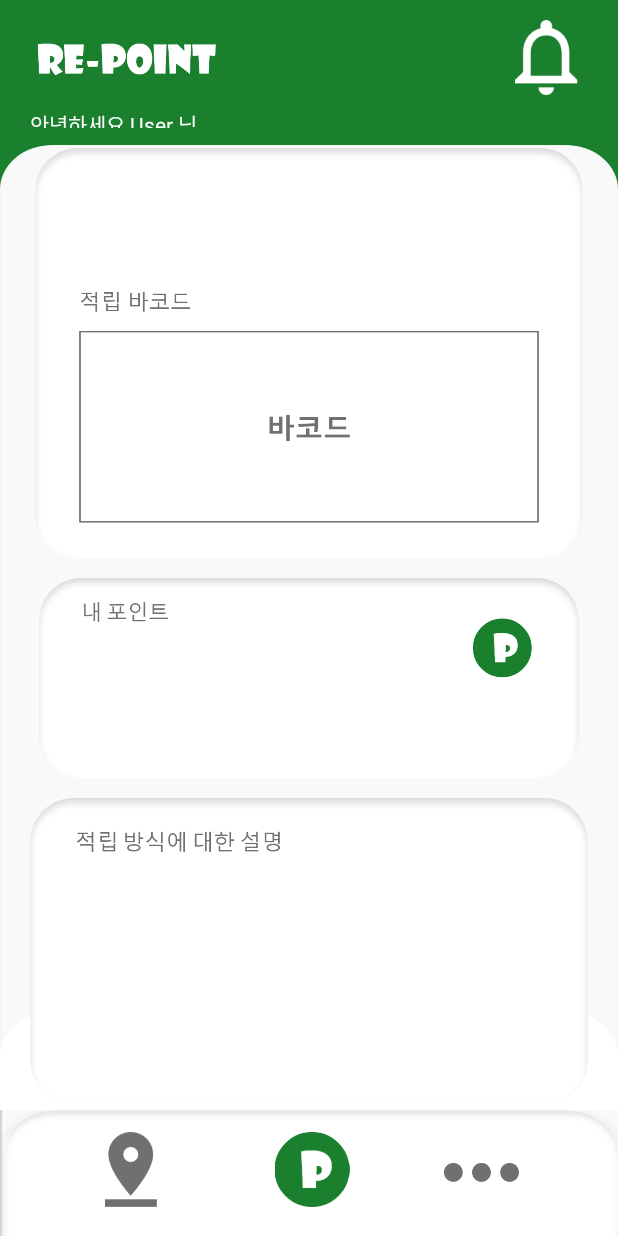
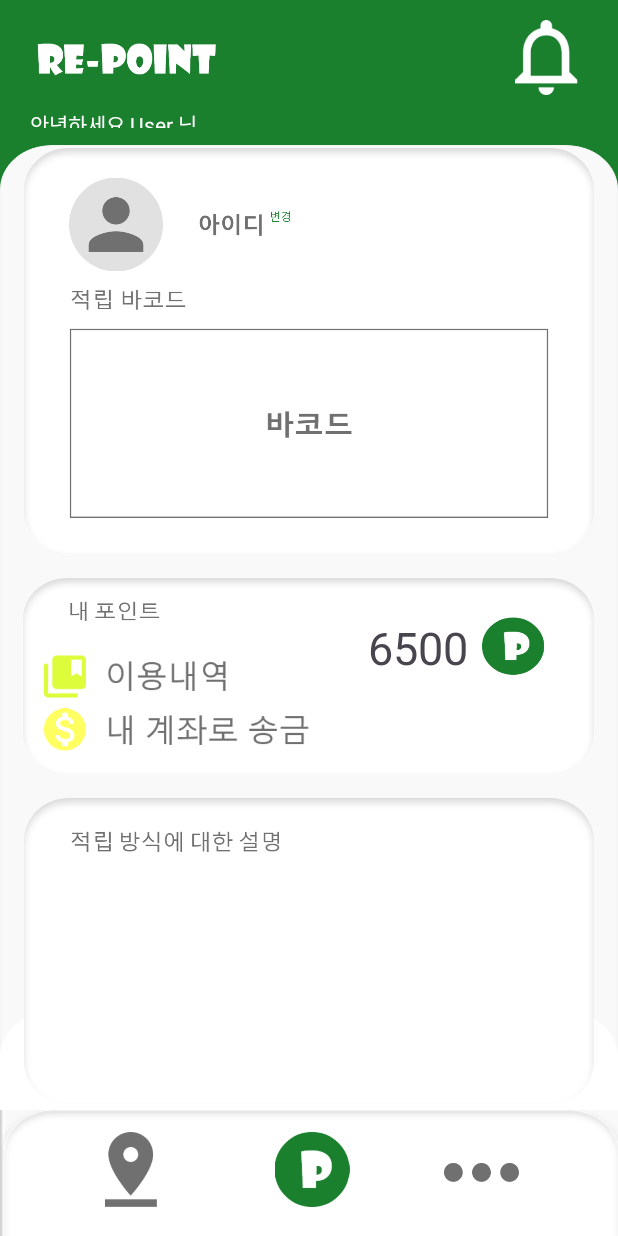
Before and after one commit to JM0015/KLIV, an Android app: the layout activity_home.xml on its own in the app's theme, with its tools: preview values and no code run, on a phone screen of 412 x 824 dp. Run offline under Robolectric (Android 15) with nearby library versions, the phone set to English and light mode, and no system bars.

Commit message:
Ui buttons

```diff
--- a/app/src/main/res/layout/activity_home.xml
+++ b/app/src/main/res/layout/activity_home.xml
@@ -93,37 +93,147 @@
             android:layout_height="10dp"
             android:layout_weight="1" />
 
-        <ImageView
-            android:id="@+id/imageView4"
+        <LinearLayout
             android:layout_width="match_parent"
             android:layout_height="270dp"
-            android:layout_centerHorizontal="true"
             android:layout_weight="1"
-            app:srcCompat="@drawable/barcode_reg" />
+            android:orientation="horizontal">
+
+            <Space
+                android:layout_width="15dp"
+                android:layout_height="wrap_content"
+                android:layout_weight="1" />
+
+            <androidx.constraintlayout.widget.ConstraintLayout
+                android:layout_width="380dp"
+                android:layout_height="270dp"
+                android:background="@drawable/barcode_reg">
+
+                <ImageView
+                    android:id="@+id/imageView4"
+                    android:layout_width="150dp"
+                    android:layout_height="90dp"
+                    app:layout_constraintBottom_toBottomOf="parent"
+                    app:layout_constraintEnd_toEndOf="parent"
+                    app:layout_constraintHorizontal_bias="0.13"
+                    app:layout_constraintStart_toStartOf="parent"
+                    app:layout_constraintTop_toTopOf="parent"
+                    app:layout_constraintVertical_bias="0.033"
+                    app:srcCompat="@drawable/profile" />
+            </androidx.constraintlayout.widget.ConstraintLayout>
+
+            <Space
+                android:layout_width="15dp"
+                android:layout_height="wrap_content"
+                android:layout_weight="1" />
+        </LinearLayout>
 
         <Space
             android:layout_width="match_parent"
             android:layout_height="10dp"
             android:layout_weight="1" />
 
-        <ImageView
-            android:id="@+id/imageView5"
+
+        <LinearLayout
             android:layout_width="match_parent"
             android:layout_height="130dp"
             android:layout_weight="1"
-            app:srcCompat="@drawable/my_point_reg" />
+            android:orientation="horizontal">
+
+            <Space
+                android:layout_width="15dp"
+                android:layout_height="wrap_content"
+                android:layout_weight="1" />
+
+            <androidx.constraintlayout.widget.ConstraintLayout
+                android:layout_width="380dp"
+                android:layout_height="130dp"
+                android:layout_weight="1"
+                android:background="@drawable/my_point_reg"
+                android:padding="0dp"
+                android:scaleType="fitCenter">
+
+                <TextView
+                    android:id="@+id/textView2"
+                    android:layout_width="wrap_content"
+                    android:layout_height="wrap_content"
+                    android:text="6500"
+                    android:textSize="30dp"
+                    app:layout_constraintBottom_toBottomOf="parent"
+                    app:layout_constraintEnd_toEndOf="parent"
+                    app:layout_constraintHorizontal_bias="0.732"
+                    app:layout_constraintStart_toStartOf="parent"
+                    app:layout_constraintTop_toTopOf="parent"
+                    app:layout_constraintVertical_bias="0.288" />
+
+                <ImageButton
+                    android:id="@+id/imageButton6"
+                    android:layout_width="180dp"
+                    android:layout_height="50dp"
+                    android:background="@android:color/transparent"
+                    android:contentDescription="white_bell"
+                    android:padding="0dp"
+                    android:scaleType="fitCenter"
+                    app:layout_constraintBottom_toBottomOf="parent"
+                    app:layout_constraintEnd_toEndOf="parent"
+                    app:layout_constraintHorizontal_bias="0.069"
+                    app:layout_constraintStart_toStartOf="parent"
+                    app:layout_constraintTop_toTopOf="parent"
+                    app:layout_constraintVertical_bias="0.511"
+                    app:srcCompat="@drawable/recent" />
+
+                <ImageButton
+                    android:id="@+id/imageButton7"
+                    android:layout_width="180dp"
+                    android:layout_height="50dp"
+                    android:background="@android:color/transparent"
+                    android:contentDescription="white_bell"
+                    android:padding="0dp"
+                    android:scaleType="fitCenter"
+                    app:layout_constraintBottom_toBottomOf="parent"
+                    app:layout_constraintEnd_toEndOf="parent"
+                    app:layout_constraintHorizontal_bias="0.069"
+                    app:layout_constraintStart_toStartOf="parent"
+                    app:layout_constraintTop_toTopOf="parent"
+                    app:layout_constraintVertical_bias="0.96"
+                    app:srcCompat="@drawable/send_to" />
+            </androidx.constraintlayout.widget.ConstraintLayout>
+
+            <Space
+                android:layout_width="15dp"
+                android:layout_height="wrap_content"
+                android:layout_weight="1" />
+        </LinearLayout>
 
         <Space
             android:layout_width="match_parent"
             android:layout_height="10dp"
             android:layout_weight="1" />
 
-        <ImageView
-            android:id="@+id/imageView6"
+        <LinearLayout
             android:layout_width="match_parent"
             android:layout_height="200dp"
             android:layout_weight="1"
-            app:srcCompat="@drawable/details_about" />
+            android:orientation="horizontal">
+
+            <Space
+                android:layout_width="wrap_content"
+                android:layout_height="wrap_content"
+                android:layout_weight="1" />
+
+            <androidx.constraintlayout.widget.ConstraintLayout
+                android:layout_width="380dp"
+                android:layout_height="match_parent"
+                android:background="@drawable/details_about"
+                >
+
+            </androidx.constraintlayout.widget.ConstraintLayout>
+
+            <Space
+                android:layout_width="wrap_content"
+                android:layout_height="wrap_content"
+                android:layout_weight="1" />
+        </LinearLayout>
 
 
         <Space
```
Also changed, not shown: app/src/main/res/drawable/recent.png (added), app/src/main/res/drawable/send_to.png (added).
